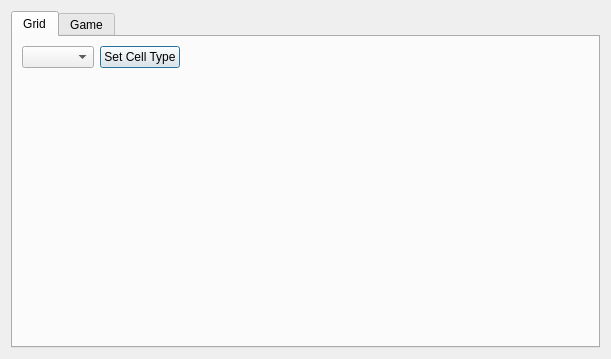
Qt form util/devmenu.ui (Sv443/Townly) before a commit.
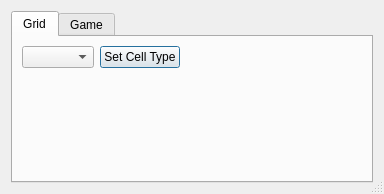
The same form after that commit.

What changed in the file:
```diff
--- a/util/devmenu.ui
+++ b/util/devmenu.ui
@@ -6,13 +6,19 @@
    <rect>
     <x>0</x>
     <y>0</y>
-    <width>611</width>
-    <height>359</height>
+    <width>384</width>
+    <height>194</height>
    </rect>
   </property>
   <property name="windowTitle">
    <string>Developer Menu</string>
   </property>
+  <property name="sizeGripEnabled">
+   <bool>true</bool>
+  </property>
+  <property name="modal">
+   <bool>false</bool>
+  </property>
   <layout class="QVBoxLayout" name="verticalLayout">
    <item>
     <widget class="QTabWidget" name="tabWidget">
```
